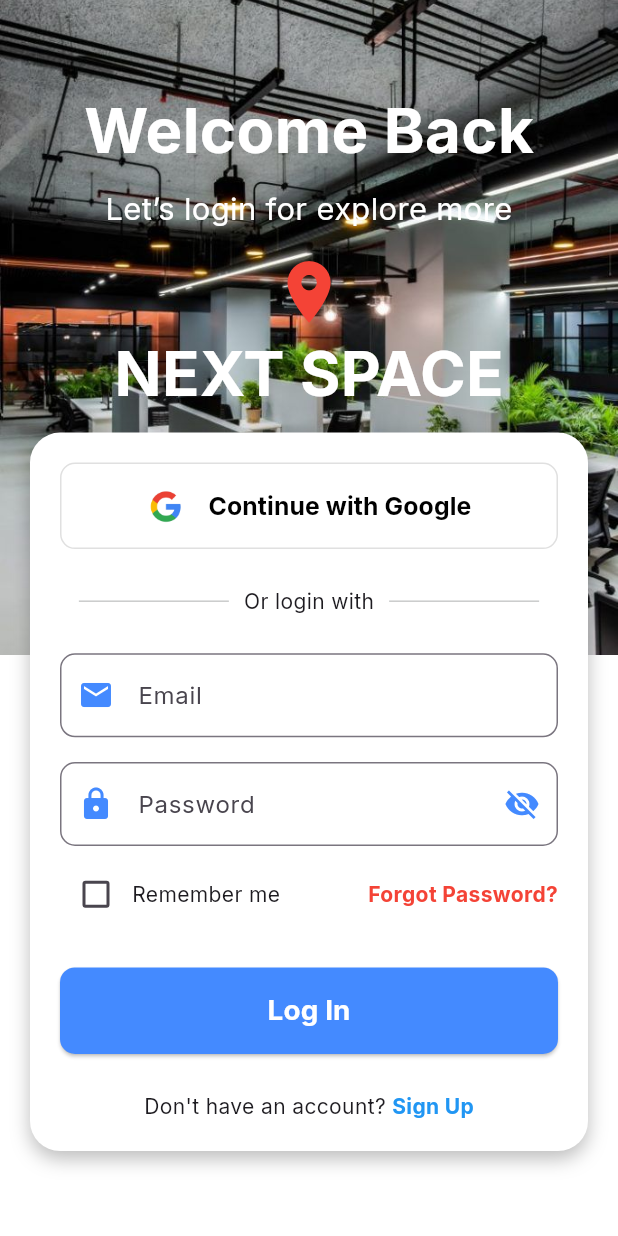
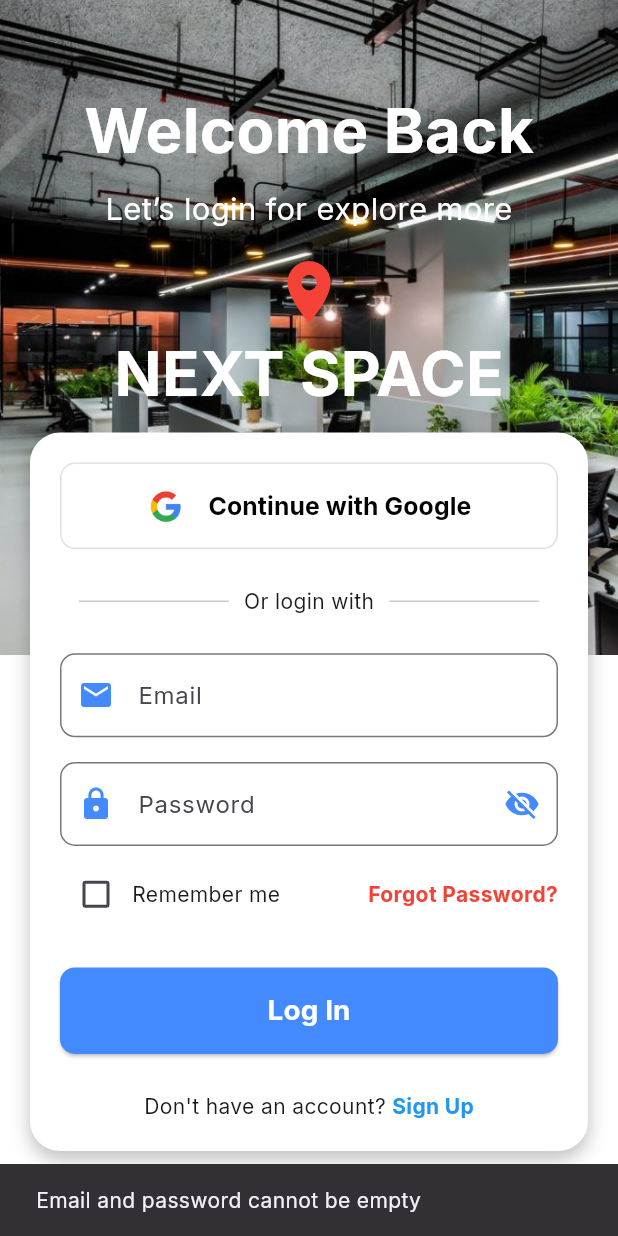
Before and after one commit to ishanprd/NextSpace, a Flutter app: the LoginPage screen opened by its route, after a tap on "Log In", on a phone screen of 412 x 824 dp. Run offline on Flutter 3.47's test engine with Material 3 defaults, Android fonts, the light colour scheme and no system bars; our stand-ins replace cloud_firestore, firebase_auth, firebase_core, image_picker; accounts and stored records are empty.

Commit message:
added the login and signup login

```diff
--- /dev/null
+++ b/lib/Model/user_model.dart
@@ -0,0 +1,47 @@
+class UserModel {
+  final String? uid;
+  final String fullName;
+  final String email;
+  final String phoneNumber;
+  final String password;
+  final String gender;
+  final String imageUrl;
+  final String role;
+
+  UserModel({
+    this.uid,
+    required this.fullName,
+    required this.email,
+    required this.phoneNumber,
+    required this.password,
+    required this.gender,
+    required this.imageUrl,
+    required this.role,
+  });
+
+  Map<String, dynamic> toJson() {
+    return {
+      'uid': uid,
+      'fullName': fullName,
+      'email': email,
+      'phoneNumber': phoneNumber,
+      'password': password,
+      'gender': gender,
+      'imageUrl': imageUrl,
+      'role': role,
+    };
+  }
+
+  factory UserModel.fromJson(Map<String, dynamic> json) {
+    return UserModel(
+      uid: json['uid'],
+      fullName: json['fullName'],
+      email: json['email'],
+      phoneNumber: json['phoneNumber'],
+      password: json['password'],
+      gender: json['gender'],
+      imageUrl: json['imageUrl'],
+      role: json['role'],
+    );
+  }
+}
--- a/lib/pages/authentication/login_page.dart
+++ b/lib/pages/authentication/login_page.dart
@@ -1,4 +1,5 @@
 import 'package:flutter/material.dart';
+import 'package:nextspace/service/auth_service.dart';
 
 class LoginPage extends StatefulWidget {
   const LoginPage({super.key});
@@ -10,6 +11,61 @@ class LoginPage extends StatefulWidget {
 class _LoginPageState extends State<LoginPage> {
   bool _rememberMe = false; // Boolean variable for remember me checkbox
   bool _obscureText = true; // Boolean to toggle password visibility
+
+  final TextEditingController _emailController = TextEditingController();
+  final TextEditingController _passwordController = TextEditingController();
+
+  AuthService authService = AuthService();
+
+  bool isValidEmail(String email) {
+    RegExp emailRegExp =
+        RegExp(r"^[a-zA-Z0-9._%+-]+@[a-zA-Z0-9.-]+\.[a-zA-Z]{2,}$");
+    return emailRegExp.hasMatch(email);
+  }
+
+  // Function to validate password length
+  bool isValidPassword(String password) {
+    return password.length >=
+        6; // Ensuring password is at least 6 characters long
+  }
+
+  Future<void> login() async {
+    if (_emailController.text.isEmpty || _passwordController.text.isEmpty) {
+      ScaffoldMessenger.of(context).showSnackBar(
+        const SnackBar(content: Text("Email and password cannot be empty")),
+      );
+      return;
+    }
+
+    if (!isValidEmail(_emailController.text)) {
+      ScaffoldMessenger.of(context).showSnackBar(
+        const SnackBar(content: Text("Please enter a valid email address")),
+      );
+      return;
+    }
+
+    if (!isValidPassword(_passwordController.text)) {
+      ScaffoldMessenger.of(context).showSnackBar(
+        const SnackBar(
+            content: Text("Password should be at least 6 characters long")),
+      );
+      return;
+    }
+
+    // If all validations pass, proceed with login
+    try {
+      // Call the login function from AuthService
+      await authService.loginUser(
+        context: context,
+        email: _emailController.text,
+        password: _passwordController.text,
+      );
+    } catch (e) {
+      ScaffoldMessenger.of(context).showSnackBar(
+        SnackBar(content: Text("Login failed: ${e.toString()}")),
+      );
+    }
+  }
 
   @override
   Widget build(BuildContext context) {
@@ -165,6 +221,7 @@ class _LoginPageState extends State<LoginPage> {
                         SizedBox(height: screenHeight * 0.03), // Spacer
                         // Email TextField
                         TextField(
+                          controller: _emailController,
                           decoration: InputDecoration(
                             labelText: "Email",
                             prefixIcon: const Icon(
@@ -186,6 +243,7 @@ class _LoginPageState extends State<LoginPage> {
                         SizedBox(height: screenHeight * 0.02), // Spacer
                         // Password TextField
                         TextField(
+                          controller: _passwordController,
                           obscureText:
                               _obscureText, // Toggle password visibility
                           decoration: InputDecoration(
@@ -257,9 +315,7 @@ class _LoginPageState extends State<LoginPage> {
                         SizedBox(height: screenHeight * 0.03), // Spacer
                         // Log In Button
                         ElevatedButton(
-                          onPressed: () {
-                            // Log In Logic
-                          },
+                          onPressed: login,
                           style: ElevatedButton.styleFrom(
                             backgroundColor: Colors.blueAccent, // Button color
                             minimumSize: Size(double.infinity,
--- a/pubspec.yaml
+++ b/pubspec.yaml
@@ -30,6 +30,10 @@ environment:
 dependencies:
   flutter:
     sdk: flutter
+  firebase_core:
+  firebase_auth:
+  cloud_firestore:
+  google_sign_in:
 
 
   # The following adds the Cupertino Icons font to your application.
```
Also changed, not shown: lib/main.dart (+7 -1 lines), lib/pages/authentication/signup/co-worker/email_page_for_coworker.dart (+16 -5 lines), lib/pages/authentication/signup/co-worker/signup_page_for_coworker.dart (+54 -4 lines), lib/service/auth_service.dart (added, +144 -0 lines), firebase.json (added), lib/firebase_options.dart (added), lib/pages/Co-worker/coworker_dashboard.dart (added), lib/pages/Space Owner/space_owner.dart (added), pubspec.lock, 7 other files.
